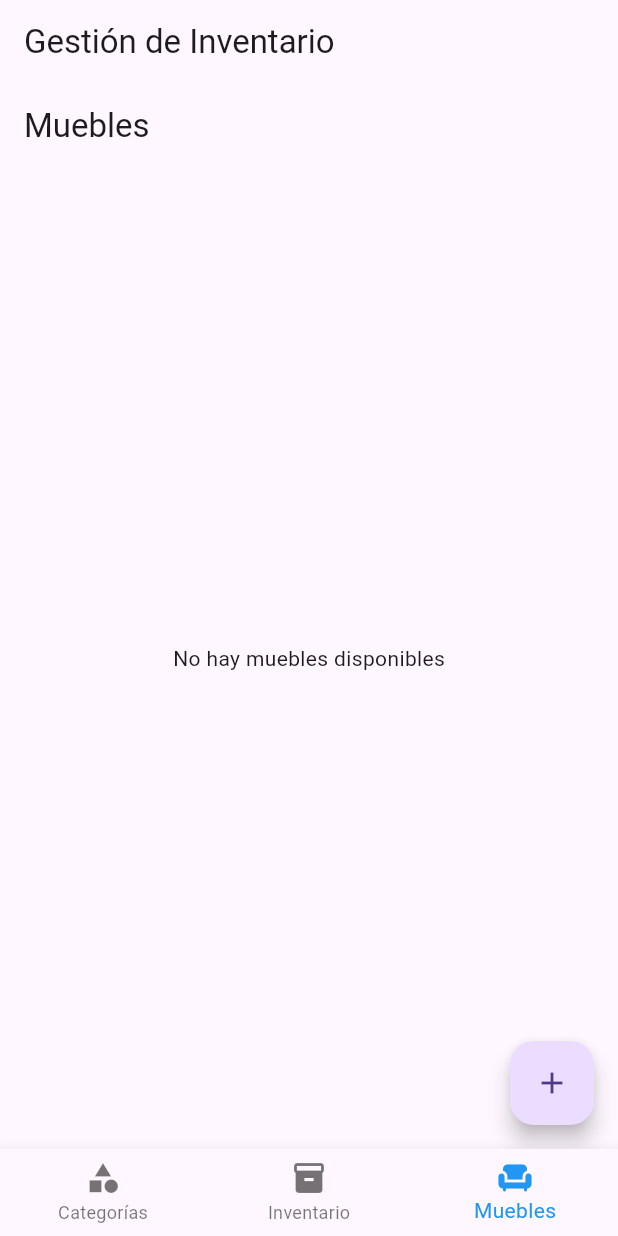
After one commit to MartinCaputti/toolventory_mate, a Flutter app: the screen it shows after launch, item 3 of the bottom bar chosen, on a phone screen of 412 x 824 dp. The commit adds this screen. Run offline on Flutter 3.47's test engine with Material 3 defaults, Android fonts, the phone set to English and light mode, and no system bars; our stand-ins replace cloud_firestore, firebase_core, flutter_svg; accounts and stored records are empty.

Commit message:
Muebles , view y base de datos
Se agrego una pantalla para ver los muebles en lista , se ve perfecto lo agregado en la pagina de base de datos

```diff
--- a/lib/main.dart
+++ b/lib/main.dart
@@ -1,8 +1,10 @@
 //lib/main.dart
+
 import 'package:flutter/material.dart';
 import 'package:firebase_core/firebase_core.dart'; // Importa Firebase
 import 'views/catalog_page.dart'; // Importar CatalogoPage
 import 'views/category_page.dart'; // Importar CategoryPage
+import 'views/furniture_page.dart'; // Importar FurniturePage
 
 void main() async {
   WidgetsFlutterBinding.ensureInitialized(); // Asegúrate de inicializar Flutter
@@ -34,7 +36,7 @@ class _HomePageState extends State<HomePage> {
   static final List<Widget> _widgetOptions = <Widget>[
     CategoryPage(),
     CatalogoPage(),
-    // Añadir más vistas aquí si es necesario
+    MueblesPage(), // Añadir la página de muebles
   ];
 
   void _onItemTapped(int index) {
@@ -61,6 +63,10 @@ class _HomePageState extends State<HomePage> {
             icon: Icon(Icons.inventory),
             label: 'Inventario',
           ),
+          BottomNavigationBarItem(
+            icon: Icon(Icons.chair),
+            label: 'Muebles', // Añadir un ítem para la página de muebles
+          ),
         ],
         currentIndex: _selectedIndex,
         selectedItemColor: Colors.blue,
--- /dev/null
+++ b/lib/models/furniture.dart
@@ -0,0 +1,32 @@
+//lib/models/furniture.dart
+
+import 'package:cloud_firestore/cloud_firestore.dart';
+
+class Mueble {
+  final String id;
+  final String nombre;
+  final String descripcion;
+  final Map<String, int> productosNecesarios;
+  final String imagenURL;
+  final int stock;
+
+  Mueble({
+    required this.id,
+    required this.nombre,
+    required this.descripcion,
+    required this.productosNecesarios,
+    required this.imagenURL,
+    required this.stock,
+  });
+
+  factory Mueble.fromSnapshot(DocumentSnapshot doc) {
+    return Mueble(
+      id: doc.id,
+      nombre: doc['nombre'],
+      descripcion: doc['descripcion'],
+      productosNecesarios: Map<String, int>.from(doc['productosNecesarios']),
+      imagenURL: doc['imagenURL'],
+      stock: doc['stock'],
+    );
+  }
+}
--- /dev/null
+++ b/lib/views/furniture_page.dart
@@ -0,0 +1,69 @@
+//lib/views/furniture_page.dart
+import 'package:flutter/material.dart';
+import 'package:cloud_firestore/cloud_firestore.dart';
+import '../controllers/furniture_controller.dart';
+import '../models/furniture.dart';
+import 'furniture_detail_page.dart';
+
+class MueblesPage extends StatelessWidget {
+  final FurnitureController _controller = FurnitureController();
+
+  @override
+  Widget build(BuildContext context) {
+    return Scaffold(
+      appBar: AppBar(
+        title: Text('Muebles'),
+      ),
+      body: StreamBuilder<QuerySnapshot>(
+        stream: _controller.streamMuebles(),
+        builder: (context, snapshot) {
+          if (snapshot.connectionState == ConnectionState.waiting) {
+            return Center(child: CircularProgressIndicator());
+          }
+          if (snapshot.hasError) {
+            return Center(child: Text('Error: ${snapshot.error}'));
+          }
+          if (!snapshot.hasData || snapshot.data!.docs.isEmpty) {
+            return Center(child: Text('No hay muebles disponibles'));
+          }
+
+          List<Mueble> muebles = snapshot.data!.docs
+              .map((doc) => Mueble.fromSnapshot(doc))
+              .toList();
+
+          return ListView.builder(
+            itemCount: muebles.length,
+            itemBuilder: (context, index) {
+              var mueble = muebles[index];
+              return ListTile(
+                leading: Image.network(mueble.imagenURL, width: 50, height: 50),
+                title: Text(mueble.nombre),
+                subtitle: Column(
+                  crossAxisAlignment: CrossAxisAlignment.start,
+                  children: [
+                    Text('Stock: ${mueble.stock}'),
+                  ],
+                ),
+                onTap: () async {
+                  await Navigator.push(
+                    context,
+                    MaterialPageRoute(
+                      builder: (context) => MuebleDetailPage(mueble: mueble),
+                    ),
+                  );
+                },
+              );
+            },
+          );
+        },
+      ),
+      floatingActionButton: FloatingActionButton(
+        onPressed: () async {
+          // Navegar a una página para agregar un nuevo mueble
+          // Aquí podrías añadir la lógica para abrir la página de agregar mueble
+        },
+        child: Icon(Icons.add),
+      ),
+    );
+  }
+}
```
Also changed, not shown: lib/controllers/furniture_controller.dart (added, +29 -0 lines), lib/services/firebase_service.dart (+52 -0 lines), lib/views/furniture_detail_page.dart (added, +38 -0 lines).
